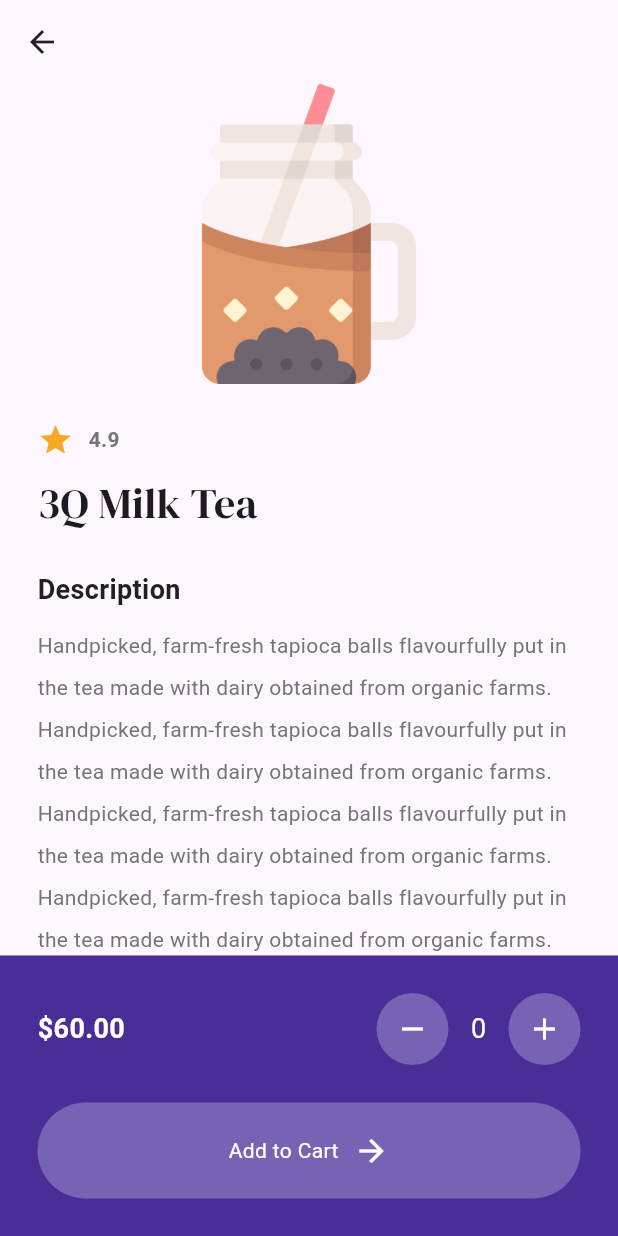
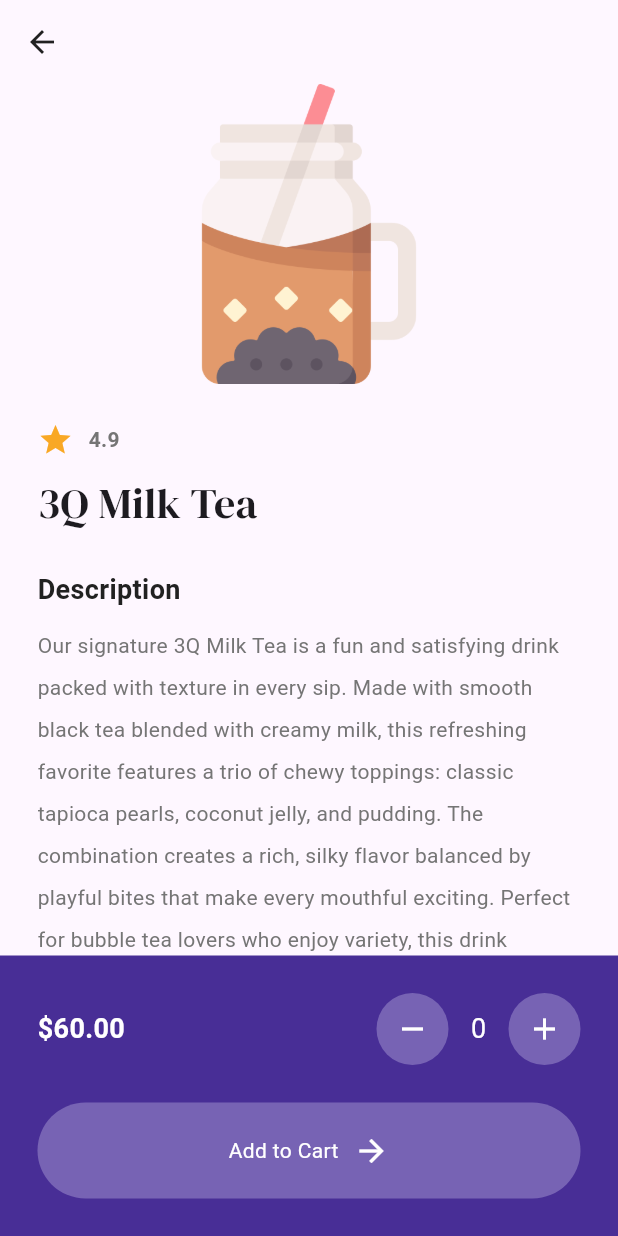
Before and after one commit to strawberryskeleton/tapioka, a Flutter app: the MenuPage screen opened by its route, after a tap on "3Q Milk Tea", on a phone screen of 412 x 824 dp. Run offline on Flutter 3.47's test engine with Material 3 defaults, Android fonts, the phone set to English and light mode, and no system bars; our stand-ins replace google_fonts.

Commit message:
added more menu items to shop model

```diff
--- a/lib/models/shop.dart
+++ b/lib/models/shop.dart
@@ -10,19 +10,127 @@ class Shop extends ChangeNotifier {
       price: "60.00",
       imagePath: "lib/images/3Q_milk_tea.png",
       rating: "4.9",
-      description: "Handpicked, farm-fresh tapioca balls flavourfully put in the tea made with dairy obtained from organic farms. Handpicked, farm-fresh tapioca balls flavourfully put in the tea made with dairy obtained from organic farms. Handpicked, farm-fresh tapioca balls flavourfully put in the tea made with dairy obtained from organic farms. Handpicked, farm-fresh tapioca balls flavourfully put in the tea made with dairy obtained from organic farms. Handpicked, farm-fresh tapioca balls flavourfully put in the tea made with dairy obtained from organic farms.",
+      description: "Our signature 3Q Milk Tea is a fun and satisfying drink packed with texture in every sip. Made with smooth black tea blended with creamy milk, this refreshing favorite features a trio of chewy toppings: classic tapioca pearls, coconut jelly, and pudding. The combination creates a rich, silky flavor balanced by playful bites that make every mouthful exciting. Perfect for bubble tea lovers who enjoy variety, this drink delivers sweetness, creaminess, and chewiness all in one delicious cup.",
     ),
 
-    // peach ice tea
+    // coconut jelly tea
+    Food(
+      name: "Coconut Jelly Tea",
+      price: "40.00",
+      imagePath: "lib/images/coconut_jelly_tea.png",
+      rating: "4.2",
+      description: "Light, refreshing, and naturally sweet, Coconut Jelly Tea is the perfect tropical-inspired treat for any time of day. Freshly brewed tea is paired with delicate cubes of soft coconut jelly that add a subtle sweetness and satisfying texture to every sip. The clean, smooth tea flavor balances beautifully with the cool, juicy coconut notes, creating a drink that feels both energizing and indulgent. Ideal for anyone who loves lighter fruit-forward beverages, this drink offers a refreshing escape with every delicious sip.",
+    ),
+
+    //
+    Food(
+      name: "Cranberry Soda",
+      price: "45.00",
+      imagePath: "lib/images/cranberry_soda.png",
+      rating: "4.7",
+      description: "Bright, fizzy, and bursting with fruity flavor, Cranberry Soda is a refreshing sparkling drink with the perfect balance of sweet and tangy. Made with crisp soda water infused with bold cranberry flavor, every sip delivers a lively burst of berry goodness with an energizing carbonation kick. Its refreshing tartness makes it perfect for cooling down on warm days or pairing with your favorite snacks. Light, vibrant, and incredibly refreshing, this bubbly favorite offers a fun twist for anyone craving something fruity and sparkling.",
+    ),
+
+    //
+    Food(
+      name: "Grapefruit Soda",
+      price: "55.00",
+      imagePath: "lib/images/grapefruit_soda.png",
+      rating: "4.6",
+      description: "Enjoy the perfect citrus refreshment with our Grapefruit Soda, a bright and invigorating drink packed with sweet and tangy flavor. Fresh grapefruit notes blend beautifully with sparkling soda water to create a crisp, refreshing beverage with a slightly tart finish. The natural citrus aroma adds an extra layer of freshness that makes every sip feel light and energizing. Perfect for hot afternoons or whenever you need a refreshing pick-me-up, this sparkling drink delivers a delicious balance of fruitiness and bubbly satisfaction.",
+    ),
+
+    //
+    Food(
+      name: "Grass Jelly Milk Tea",
+      price: "40.00",
+      imagePath: "lib/images/grass_jelly_milk_tea.png",
+      rating: "3.9",
+      description: "Smooth, creamy, and uniquely refreshing, Grass Jelly Milk Tea combines rich milk tea with soft herbal grass jelly for a perfectly balanced drink experience. The fragrant tea base is blended with creamy milk for a silky texture, while the delicate grass jelly adds a subtle earthy flavor and soft bite that complements the sweetness beautifully. Popular for its refreshing taste and satisfying texture, this drink is ideal for those looking to try a classic Asian favorite. Comforting, flavorful, and deliciously smooth in every sip.",
+    ),
+
+    //
+    Food(
+      name: "Hawaii Fruit Punch",
+      price: "40.00",
+      imagePath: "lib/images/hawaii_fruit_punch.png",
+      rating: "4.1",
+      description: "Bring tropical island vibes to your day with our vibrant Hawaii Fruit Punch. This refreshing drink combines a colorful mix of tropical fruit flavors for a sweet, juicy explosion in every sip. Bursting with notes of pineapple, passionfruit, citrus, and exotic fruit blends, it delivers a bright and energizing flavor profile that instantly refreshes. Its smooth fruity sweetness makes it a perfect thirst-quencher on warm days or a fun drink for any occasion. Sweet, tropical, and packed with vacation-worthy flavor in every cup.",
+    ),
+
+    //
+    // Food(
+    //   name: "Honey Lily Green Tea",
+    //   price: "55.00",
+    //   imagePath: "lib/images/honey_lily_green_tea.png",
+    //   rating: "4.7",
+    //   description: "Delicate and naturally refreshing, Honey Lily Green Tea blends fragrant green tea with floral lily notes and smooth natural honey sweetness. The fresh tea base offers a light, clean flavor while the floral aroma creates a calming and elegant drinking experience. The addition of honey brings gentle sweetness that perfectly balances the subtle herbal character of the tea. Perfect for tea lovers who enjoy lighter, more delicate flavors, this drink feels soothing, refreshing, and naturally satisfying from the very first sip.",
+    // ),
+
+    //
+    Food(
+      name: "Lemon Latte",
+      price: "50.00",
+      imagePath: "lib/images/lemon_latte.png",
+      rating: "4.2",
+      description: "A refreshing twist on a creamy classic, Lemon Latte combines smooth milk with bright citrus notes for a surprisingly balanced and delicious drink. Fresh lemon flavor adds a light tangy freshness that cuts through the creamy richness, creating a drink that feels both indulgent and energizing. The silky texture and citrus aroma make every sip feel smooth yet vibrant, offering a unique flavor combination that stands out from traditional milk-based drinks. Perfect for adventurous drink lovers looking for something creamy, refreshing, and unexpectedly delightful.",
+    ),
+
+    //
+    Food(
+      name: "Mango Juice Yakult",
+      price: "40.00",
+      imagePath: "lib/images/mango_juice_yakult.png",
+      rating: "4.3",
+      description: "Sweet, fruity, and irresistibly refreshing, Mango Juice Yakult combines tropical mango flavor with the creamy tanginess of probiotic Yakult for a smooth and vibrant drink experience. The juicy mango delivers natural sweetness while Yakult adds a light yogurt-like richness with a refreshing tangy finish. This combination creates a balanced drink that feels both indulgent and refreshing at the same time. Perfect for fruit lovers looking for something unique, this drink offers tropical flavor, creamy texture, and a deliciously smooth finish in every sip.",
+    ),
+
+    //
+    Food(
+      name: "Mountain Tea",
+      price: "60.00",
+      imagePath: "lib/images/mountain_tea.png",
+      rating: "4.9",
+      description: "Clean, refreshing, and naturally soothing, Mountain Tea is inspired by the pure and crisp flavors of nature. Carefully brewed from premium tea leaves, this drink offers a smooth, light taste with delicate herbal notes that feel incredibly refreshing and balanced. Its subtle flavor profile makes it perfect for those who prefer a lighter, less sweet beverage while still enjoying the comforting aroma of freshly brewed tea. Whether enjoyed hot or iced, this calming drink delivers simple, natural refreshment that feels pure and satisfying every time.",
+    ),
+
+    //
     Food(
       name: "Peach Ice Tea",
-      price: "50.00",
+      price: "40.00",
       imagePath: "lib/images/peach_ice_tea.png",
-      rating: "4.2",
-      description: "Handpicked, farm-fresh tapioca balls flavourfully put in the tea made with dairy obtained from organic farms. Handpicked, farm-fresh tapioca balls flavourfully put in the tea made with dairy obtained from organic farms. Handpicked, farm-fresh tapioca balls flavourfully put in the tea made with dairy obtained from organic farms. Handpicked, farm-fresh tapioca balls flavourfully put in the tea made with dairy obtained from organic farms. Handpicked, farm-fresh tapioca balls flavourfully put in the tea made with dairy obtained from organic farms.",
+      rating: "4.4",
+      description: "Sweet, juicy, and perfectly refreshing, Peach Ice Tea blends freshly brewed tea with the smooth fruity flavor of ripe peaches for a drink that feels light and energizing. The natural sweetness of peach pairs beautifully with the crisp tea base, creating a refreshing balance that is both fruity and satisfying. Served chilled for maximum refreshment, it's the perfect drink for warm afternoons or whenever you need a flavorful pick-me-up. Smooth, fruity, and incredibly refreshing, every sip delivers a taste of summer.",
     ),
 
-    // ADD REST OF THE ITEMS
+    //
+    // Food(
+    //   name: "Watermelon Oolong Latte",
+    //   price: "55.00",
+    //   imagePath: "lib/images/watermelon_oolong_latte.png",
+    //   rating: "4.2",
+    //   description: "Refreshing fruit meets creamy tea in our unique Watermelon Oolong Latte. Smooth oolong tea is blended with creamy milk and infused with the juicy sweetness of fresh watermelon, creating a drink that feels both light and indulgent. The floral depth of oolong balances beautifully with watermelon’s refreshing sweetness, while the creamy finish ties everything together perfectly. This creative combination offers a refreshing twist for adventurous tea lovers looking for something different. Sweet, creamy, fragrant, and incredibly smooth with every delicious sip.",
+    // ),
+
+    //
+    Food(
+      name: "Winter Melon Soda",
+      price: "45.00",
+      imagePath: "lib/images/winter_melon_soda.png",
+      rating: "4.4",
+      description: "Cool, bubbly, and wonderfully refreshing, Winter Melon Soda combines the naturally sweet caramel-like flavor of winter melon with sparkling soda for a uniquely satisfying drink. The smooth sweetness of winter melon pairs beautifully with crisp carbonation, creating a refreshing beverage that feels light yet flavorful. Popular for its delicate sweetness and clean finish, this sparkling drink is perfect when you want something sweet without feeling too heavy. Refreshing, fizzy, and packed with subtle fruity goodness, it delivers pure satisfaction in every bubbly sip.",
+    ),
+
+    //
+    // Food(
+    //   name: "Winter Melon Tea",
+    //   price: "50.00",
+    //   imagePath: "lib/images/winter_melon_tea.png",
+    //   rating: "3.8",
+    //   description: "Simple, smooth, and incredibly refreshing, Winter Melon Tea is a beloved classic known for its naturally sweet and mellow flavor. Brewed with fragrant tea and blended with winter melon syrup, this drink delivers a rich caramel-like sweetness balanced by a clean, refreshing finish. Its light texture makes it perfect for everyday enjoyment while still offering a satisfyingly full flavor. Whether enjoyed iced on a warm day or as a comforting tea treat, this drink delivers timeless flavor and refreshing sweetness in every sip.",
+    // ),
+
+
   ];
 
   // customer cart
--- a/lib/pages/menu_page.dart
+++ b/lib/pages/menu_page.dart
@@ -200,7 +200,7 @@ class _MenuPageState extends State<MenuPage> {
 
                         //price
                         Text(
-                          "\$21.00",
+                          "\$40.00",
                           style: TextStyle(color: Colors.grey[700]),
                         ),
                       ],
```
Also changed, not shown: 1 other file.
